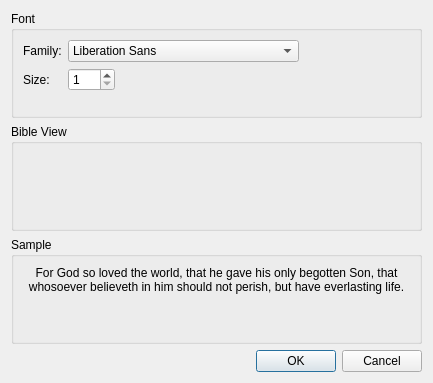
The window that preferencesdialog.ui (jfesh95/aletheia) describes before a commit, drawn with Qt 5.
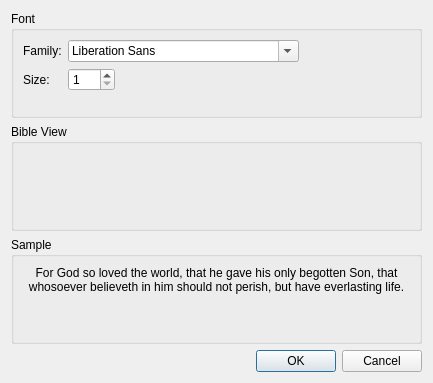
The same window after the commit. Icons and pictures are not drawn.

The edit to the form file:
```diff
--- a/preferencesdialog.ui
+++ b/preferencesdialog.ui
@@ -38,7 +38,7 @@
         <item row="0" column="1">
          <widget class="QFontComboBox" name="fontFamilyComboBox">
           <property name="editable">
-           <bool>false</bool>
+           <bool>true</bool>
           </property>
          </widget>
         </item>
```
Left out of the diff: 8 changed lines with no effect on the pictures.
